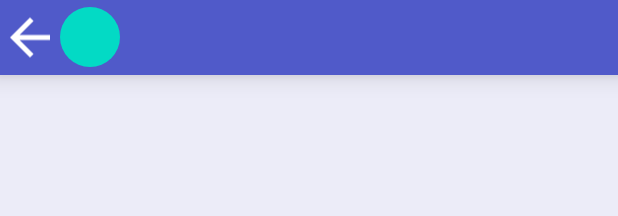
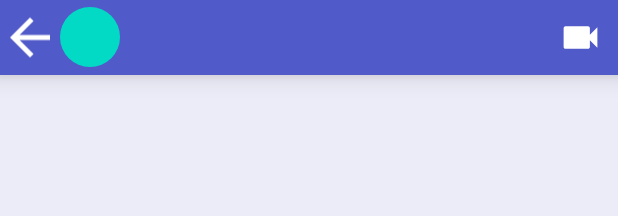
Before and after one commit to rashmitha-prabhu/MicrosoftEngage, an Android app: the layout activity_conversation.xml on its own in the app's theme, with its tools: preview values and no code run, on a phone screen of 412 x 824 dp. Shown: the top 216 px of the screen. Run offline under Robolectric (Android 15) with nearby library versions, the phone set to English and light mode, and no system bars.

Commit message:
Chat Feature

```diff
--- a/app/src/main/res/layout/activity_conversation.xml
+++ b/app/src/main/res/layout/activity_conversation.xml
@@ -21,6 +21,7 @@
             android:id="@+id/back"
             android:layout_width="40dp"
             android:layout_height="match_parent"
+            android:layout_gravity="center"
             android:clickable="true"
             android:tint="@color/white"
             app:srcCompat="@drawable/back" />
@@ -29,11 +30,13 @@
             android:id="@+id/p_name"
             android:layout_width="40dp"
             android:layout_height="40dp"
+            android:layout_gravity="center"
             android:background="@drawable/round_btn"
             android:backgroundTint="@color/teal_200"
             android:fontFamily="sans-serif-black"
             android:gravity="center_vertical"
             android:textAlignment="center"
+            android:textAppearance="@style/TextAppearance.AppCompat.Medium"
             android:textColor="@color/white"
             android:textStyle="bold"
             app:layout_constraintEnd_toStartOf="@+id/name"
@@ -44,13 +47,26 @@
             android:id="@+id/chat_name"
             android:layout_width="wrap_content"
             android:layout_height="match_parent"
+            android:layout_gravity="center"
             android:layout_marginStart="10dp"
+            android:layout_marginEnd="10dp"
             android:layout_weight="1"
             android:fontFamily="serif-monospace"
             android:gravity="center_vertical"
             android:textAppearance="@style/TextAppearance.AppCompat.Medium"
             android:textColor="@color/white"
             android:textStyle="bold" />
+
+        <ImageView
+            android:id="@+id/start_call"
+            android:layout_width="30dp"
+            android:layout_height="match_parent"
+            android:layout_gravity="center"
+            android:layout_marginEnd="10dp"
+            android:cropToPadding="false"
+            android:tint="@color/white"
+            app:srcCompat="@drawable/video_on" />
+
     </LinearLayout>
 
 
--- a/app/src/main/res/values/strings.xml
+++ b/app/src/main/res/values/strings.xml
@@ -1,6 +1,4 @@
 <resources>
     <string name="app_name">TeamsPrototype</string>
     <string name="agora_app_id">a63728053a234d99b38e00eedd0714a0</string>
-    <string name="pubNub_sub_key">sub-c-6a62a2bc-dd77-11eb-bc72-ba1258ebcf9d</string>
-    <string name="pubNub_pub_key">pub-c-17cf4899-3948-43ca-bd86-065f9cf3c810</string>
 </resources>
```
